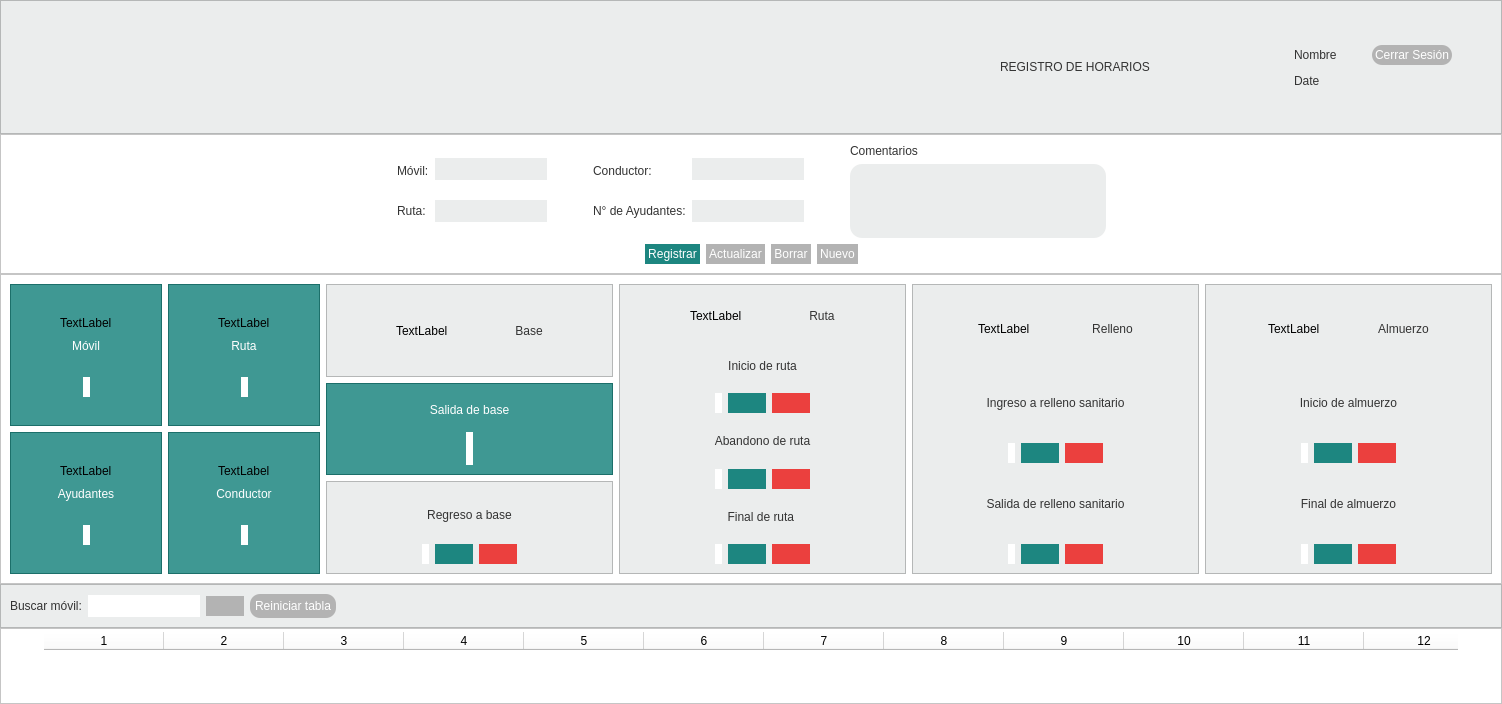
The window that registro_horarios.ui (altitude-solutions/Operador_Radio) describes before a commit, drawn with Qt 5.
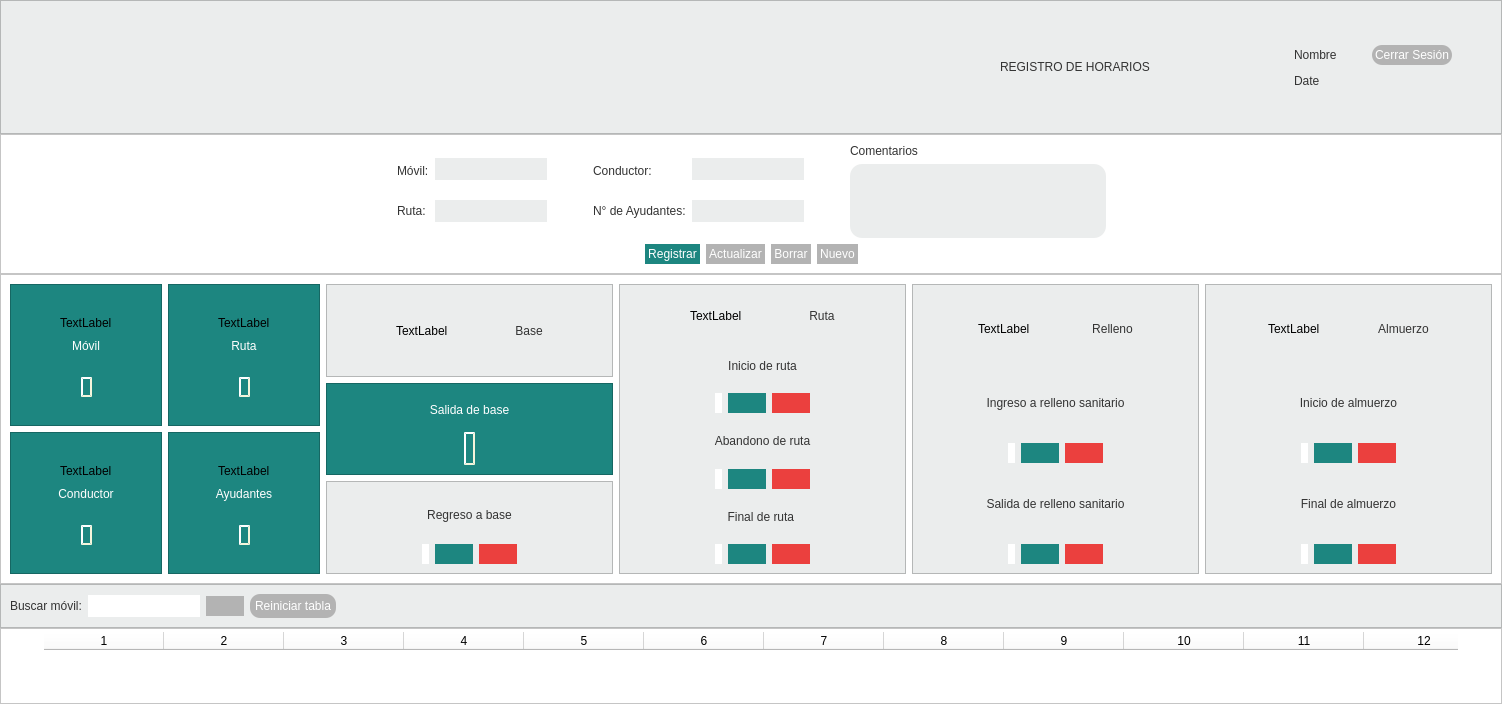
The same window after the commit.

Patch:
```diff
--- a/registro_horarios.ui
+++ b/registro_horarios.ui
@@ -692,7 +692,7 @@
             <item row="0" column="0">
              <widget class="QFrame" name="frame_5">
               <property name="styleSheet">
-               <string notr="true">background-color:rgba(29,134,128,85%);</string>
+               <string notr="true">background-color:rgba(29,134,128,100%);</string>
               </property>
               <property name="frameShape">
                <enum>QFrame::StyledPanel</enum>
@@ -802,12 +802,18 @@
                    <item>
                     <widget class="QLabel" name="frame_movil">
                      <property name="styleSheet">
-                      <string notr="true">background-color:white;
+                      <string notr="true">background-color:transparent;
 font: 13pt &quot;MS Shell Dlg 2&quot;;
-color:#333333;
+color:white;
 min-width: 7em;
 max-width:7em;
-min-height:2em;</string>
+min-height:2em;
+
+border-style: outset;
+border-radius: 13px;
+border-width: 2px;
+border-color: beige;
+</string>
                      </property>
                      <property name="text">
                       <string/>
@@ -850,10 +856,10 @@
               </layout>
              </widget>
             </item>
-            <item row="0" column="1">
+            <item row="0" column="2">
              <widget class="QFrame" name="frame_6">
               <property name="styleSheet">
-               <string notr="true">background-color:rgba(29,134,128,85%);</string>
+               <string notr="true">background-color:rgba(29,134,128,100%);</string>
               </property>
               <property name="frameShape">
                <enum>QFrame::StyledPanel</enum>
@@ -963,12 +969,19 @@
                    <item>
                     <widget class="QLabel" name="frame_ruta">
                      <property name="styleSheet">
-                      <string notr="true">background-color:white;
+                      <string notr="true">background-color:transparent;
 font: 13pt &quot;MS Shell Dlg 2&quot;;
-color:#333333;
+color:white;
 min-width: 7em;
 max-width:7em;
-min-height:2em;</string>
+min-height:2em;
+
+
+border-style: outset;
+border-radius: 13px;
+border-width: 2px;
+border-color: beige;
+</string>
                      </property>
                      <property name="text">
                       <string/>
@@ -1011,10 +1024,10 @@
               </layout>
              </widget>
             </item>
-            <item row="1" column="0">
+            <item row="1" column="2">
              <widget class="QFrame" name="frame_8">
               <property name="styleSheet">
-               <string notr="true">background-color:rgba(29,134,128,85%);</string>
+               <string notr="true">background-color:rgba(29,134,128,100%);</string>
               </property>
               <property name="frameShape">
                <enum>QFrame::StyledPanel</enum>
@@ -1124,12 +1137,19 @@
                    <item>
                     <widget class="QLabel" name="frame_ayudantes">
                      <property name="styleSheet">
-                      <string notr="true">background-color:white;
+                      <string notr="true">background-color:transparent;
 font: 13pt &quot;MS Shell Dlg 2&quot;;
-color:#333333;
+color:white;
 min-width: 7em;
 max-width:7em;
-min-height:2em;</string>
+min-height:2em;
+
+
+border-style: outset;
+border-radius: 13px;
+border-width: 2px;
+border-color: beige;
+</string>
                      </property>
                      <property name="text">
                       <string/>
@@ -1172,10 +1192,10 @@
               </layout>
              </widget>
             </item>
-            <item row="1" column="1">
+            <item row="1" column="0">
              <widget class="QFrame" name="frame_7">
               <property name="styleSheet">
-               <string notr="true">background-color:rgba(29,134,128,85%);</string>
+               <string notr="true">background-color:rgba(29,134,128,100%);</string>
               </property>
               <property name="frameShape">
                <enum>QFrame::StyledPanel</enum>
@@ -1285,12 +1305,19 @@
                    <item>
                     <widget class="QLabel" name="frame_conductor">
                      <property name="styleSheet">
-                      <string notr="true">background-color:white;
+                      <string notr="true">background-color:transparent;
 font: 13pt &quot;MS Shell Dlg 2&quot;;
-color:#333333;
+color:white;
 min-width: 7em;
 max-width:7em;
-min-height:2em;</string>
+min-height:2em;
+
+
+border-style: outset;
+border-radius: 13px;
+border-width: 2px;
+border-color: beige;
+</string>
                      </property>
                      <property name="text">
                       <string/>
@@ -1429,7 +1456,7 @@
             <item>
              <widget class="QFrame" name="frame_13">
               <property name="styleSheet">
-               <string notr="true">background-color:rgba(29,134,128,85%);</string>
+               <string notr="true">background-color:rgba(29,134,128,100%);</string>
               </property>
               <property name="frameShape">
                <enum>QFrame::StyledPanel</enum>
@@ -1471,15 +1498,22 @@
                  <item>
                   <widget class="QLabel" name="salida_base">
                    <property name="styleSheet">
-                    <string notr="true">background-color:white;
+                    <string notr="true">background-color:transparent;
 font: 12pt &quot;MS Shell Dlg 2&quot;;
-color:#333333;
+color:white;
 min-width: 12em;
 min-height:1em;
 max-height:1.5em;
 max-width:9em;
 border-style: outset;
-border-radius: 13px;</string>
+border-radius: 13px;
+
+
+border-style: outset;
+border-radius: 13px;
+border-width: 2px;
+border-color: beige;
+</string>
                    </property>
                    <property name="text">
                     <string/>
```
